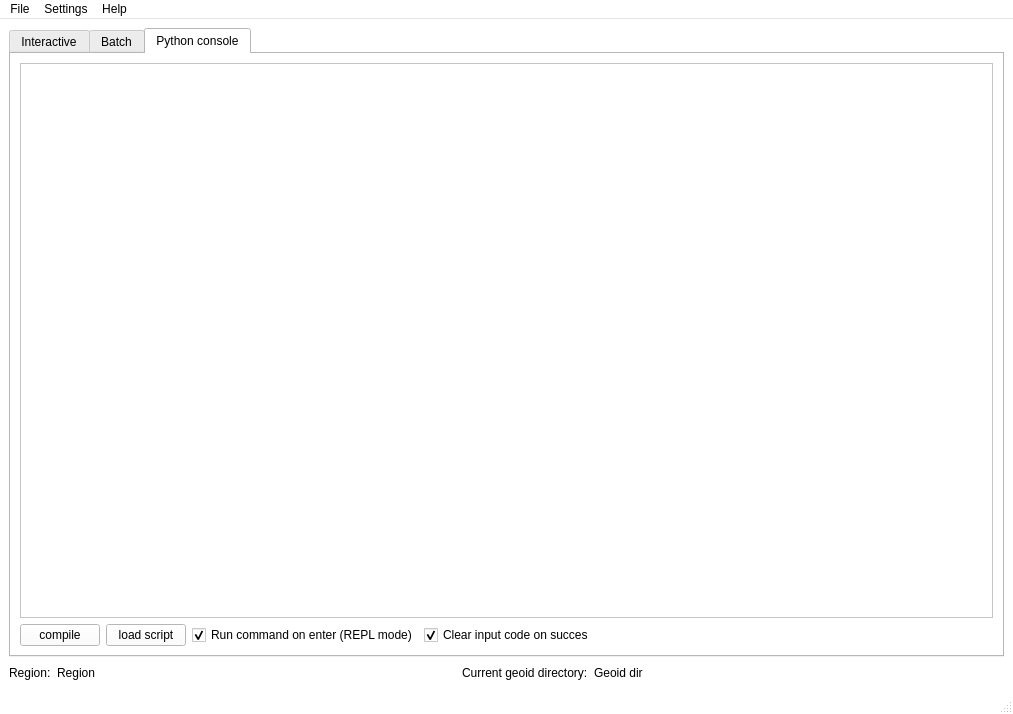
This is UI/GSTtrans.ui in MartinHvidberg/kmstrans_fra_SDFE_SEQ200131 as Qt 5 draws it before an edit. The edited form follows.
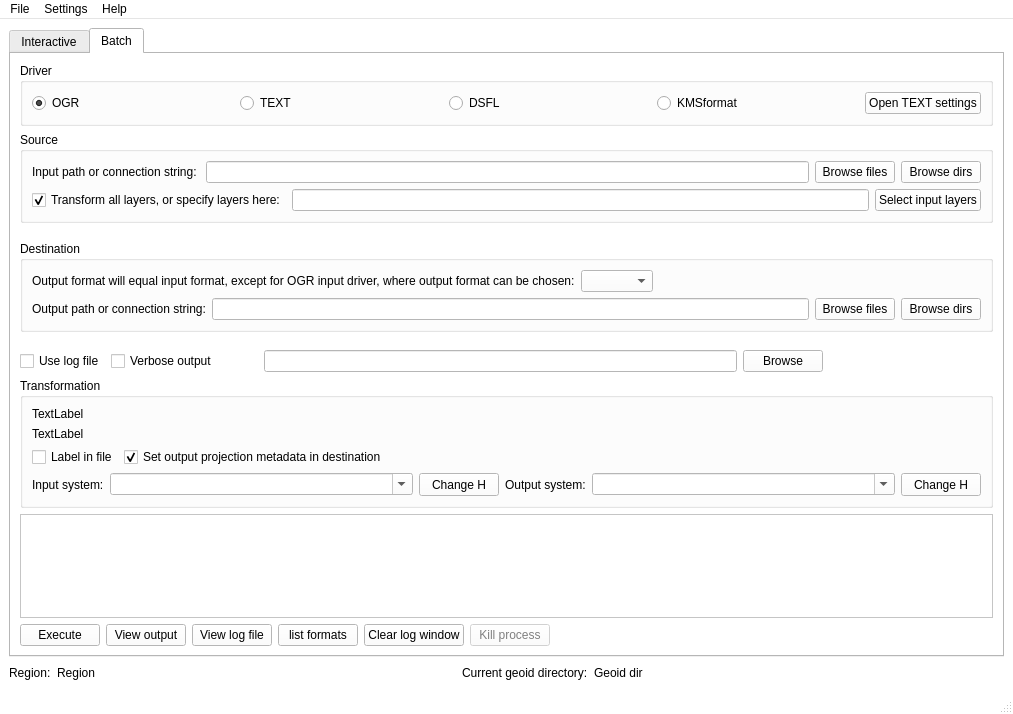
This is the edited form. Icons and pictures are not drawn.

Commit message: Implemented python console in a plugin like manner

Diff of the .ui file:
```diff
--- a/UI/GSTtrans.ui
+++ b/UI/GSTtrans.ui
@@ -517,7 +517,7 @@
     <item row="0" column="0">
      <widget class="QTabWidget" name="main_tab_host">
       <property name="currentIndex">
-       <number>2</number>
+       <number>1</number>
       </property>
       <widget class="QWidget" name="tab_interactive">
        <attribute name="title">
@@ -1815,104 +1815,6 @@
         </item>
        </layout>
       </widget>
-      <widget class="QWidget" name="tab_python">
-       <attribute name="title">
-        <string>Python console</string>
-       </attribute>
-       <attribute name="toolTip">
-        <string>Tab for interactive python session.</string>
-       </attribute>
-       <attribute name="whatsThis">
-        <string>Tab for interactive python session.</string>
-       </attribute>
-       <layout class="QVBoxLayout" name="verticalLayout_11">
-        <item>
-         <widget class="QTextEdit" name="txt_python_out">
-          <property name="whatsThis">
-           <string>Python output from interactive sessions will be displayed in this field.</string>
-          </property>
-          <property name="readOnly">
-           <bool>true</bool>
-          </property>
-         </widget>
-        </item>
-        <item>
-         <layout class="QHBoxLayout" name="horizontalLayout_7">
-          <item>
-           <widget class="QPushButton" name="bt_python_run">
-            <property name="sizePolicy">
-             <sizepolicy hsizetype="Fixed" vsizetype="Fixed">
-              <horstretch>0</horstretch>
-              <verstretch>0</verstretch>
-             </sizepolicy>
-            </property>
-            <property name="toolTip">
-             <string>Compile/run input code</string>
-            </property>
-            <property name="whatsThis">
-             <string>Compile input code. Used to enter definitions/code which span several lines (uncheck the REPL mode checkbox). </string>
-            </property>
-            <property name="text">
-             <string>compile</string>
-            </property>
-           </widget>
-          </item>
-          <item>
-           <widget class="QPushButton" name="bt_python_load">
-            <property name="whatsThis">
-             <string>Load a script for editing.</string>
-            </property>
-            <property name="text">
-             <string>load script</string>
-            </property>
-           </widget>
-          </item>
-          <item>
-           <widget class="QCheckBox" name="chb_python_process_enter">
-            <property name="toolTip">
-             <string>REPL mode on/off</string>
-            </property>
-            <property name="whatsThis">
-             <string>Check this box if you want to run in an interactive mode with instant response to each command. </string>
-            </property>
-            <property name="text">
-             <string>Run command on enter (REPL mode)</string>
-            </property>
-            <property name="checked">
-             <bool>true</bool>
-            </property>
-           </widget>
-          </item>
-          <item>
-           <widget class="QCheckBox" name="chb_python_clear">
-            <property name="whatsThis">
-             <string>Clear input code if it did not result in a error. Useful in interactive (REPL) mode. A command history is maintained and available by using up/down arrows.</string>
-            </property>
-            <property name="text">
-             <string>Clear input code on succes</string>
-            </property>
-            <property name="checked">
-             <bool>true</bool>
-            </property>
-           </widget>
-          </item>
-          <item>
-           <spacer name="horizontalSpacer_5">
-            <property name="orientation">
-             <enum>Qt::Horizontal</enum>
-            </property>
-            <property name="sizeHint" stdset="0">
-             <size>
-              <width>40</width>
-              <height>20</height>
-             </size>
-            </property>
-           </spacer>
-          </item>
-         </layout>
-        </item>
-       </layout>
-      </widget>
      </widget>
     </item>
    </layout>
```
The commit also changes 12 other files.
